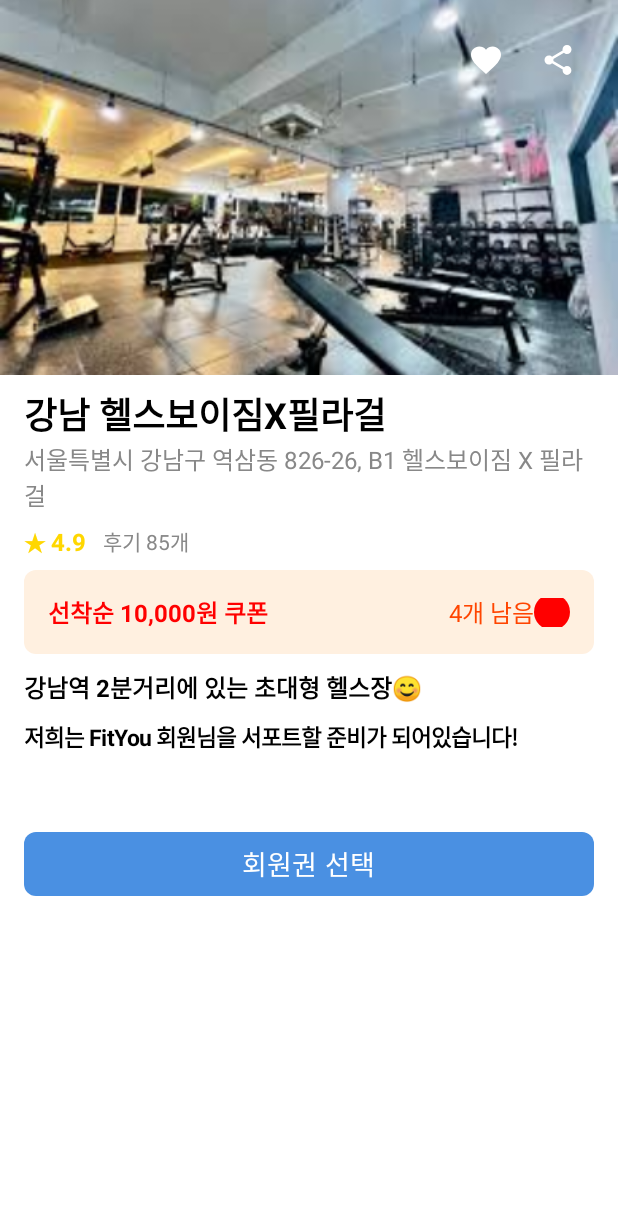
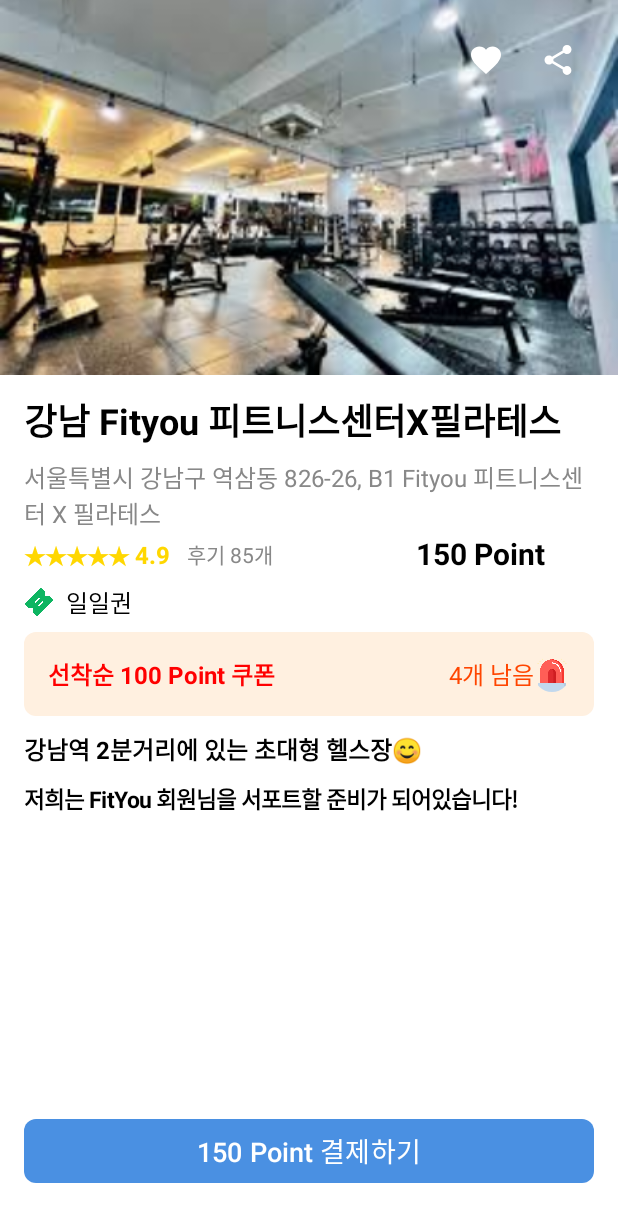
Before and after one commit to HWANGHEEWSUNG/GroupWare, an Android app built with Jetpack Compose: the @Preview function PreviewGymInfoScreen, on a phone screen of 412 x 824 dp. Shown: the top 1222 px of the screen. Run offline under Robolectric (Android 15) with nearby library versions, the phone set to English and light mode, and no system bars.

Commit message:
성다희 - GyminfoScreen Update & Preview adds

```diff
--- a/app/src/main/java/com/example/groupware/gymScreen/GyminfoScreen.kt
+++ b/app/src/main/java/com/example/groupware/gymScreen/GyminfoScreen.kt
@@ -1,5 +1,6 @@
 package com.example.groupware.gymScreen
 
+import androidx.annotation.Size
 import androidx.compose.foundation.Image
 import androidx.compose.foundation.background
 import androidx.compose.foundation.layout.Box
@@ -29,9 +30,9 @@ import androidx.compose.ui.graphics.Color
 import androidx.compose.ui.layout.ContentScale
 import androidx.compose.ui.res.painterResource
 import androidx.compose.ui.text.font.FontWeight
+import androidx.compose.ui.unit.sp
 import androidx.compose.ui.tooling.preview.Preview
 import androidx.compose.ui.unit.dp
-import androidx.compose.ui.unit.sp
 import androidx.navigation.NavController
 import androidx.navigation.compose.rememberNavController
 import com.example.groupware.R
@@ -75,26 +76,27 @@ fun GymInfoScreen(navController: NavController) {
                 }
             }
         }
-        Spacer(modifier = Modifier.height(8.dp))
+        Spacer(modifier = Modifier.height(12.dp))
         Text(
-            text = "강남 헬스보이짐X필라걸",
+            text = "강남 Fityou 피트니스센터X필라테스",
             fontSize = 24.sp,
             fontWeight = FontWeight.Bold,
             modifier = Modifier.padding(horizontal = 16.dp)
         )
+        Spacer(modifier = Modifier.height(8.dp))
         Text(
-            text = "서울특별시 강남구 역삼동 826-26, B1 헬스보이짐 X 필라걸",
+            text = "서울특별시 강남구 역삼동 826-26, B1 Fityou 피트니스센터 X 필라테스",
             fontSize = 16.sp,
             color = Color.Gray,
             modifier = Modifier.padding(horizontal = 16.dp)
         )
-        Spacer(modifier = Modifier.height(8.dp))
+        Spacer(modifier = Modifier.height(4.dp))
         Row(
             verticalAlignment = Alignment.CenterVertically,
             modifier = Modifier.padding(horizontal = 16.dp)
         ) {
             Text(
-                text = "★ 4.9",
+                text = "★★★★★ 4.9",
                 color = Color(0xFFFFD700),
                 fontWeight = FontWeight.Bold,
                 fontSize = 16.sp
@@ -104,13 +106,37 @@ fun GymInfoScreen(navController: NavController) {
                 color = Color.Gray,
                 modifier = Modifier.padding(start = 8.dp)
             )
-//            Text(
-//                text = "150 point",
-//                color = Color.Black,
-//                fontWeight = FontWeight.Bold,
-//                fontSize = 19.dp,
-//                modifier = Modifier.padding(start = 180.dp)
-//            )
+            Text(
+                text = "150 Point",
+                color = Color.Black,
+                fontWeight = FontWeight.Bold,
+                fontSize = 20.sp,
+                modifier = Modifier.padding(start = 95.dp)
+            )
+        }
+//여기 밑으로 수정중
+
+            Spacer(modifier = Modifier.height(8.dp))
+
+            Row(
+                verticalAlignment = Alignment.CenterVertically,
+                modifier = Modifier.padding(horizontal = 16.dp)
+            ) {
+
+                Image(
+                    painter = painterResource(id = R.drawable.ticket),
+                    contentDescription =  "일일권 왼쪽 Icon",
+                    modifier = Modifier
+                        .size(20.dp)
+                )
+
+                Text(
+                    text = "  일일권",
+                    color = Color.Black,
+//                    fontWeight = FontWeight.Bold,
+                    fontSize = 16.sp
+                )
+//여기 위로 수정중
 
         }
         Spacer(modifier = Modifier.height(8.dp))
@@ -120,6 +146,7 @@ fun GymInfoScreen(navController: NavController) {
                 .padding(horizontal = 16.dp),
             colors = CardDefaults.cardColors(Color(0xFFFFF0E0)),
             shape = RoundedCornerShape(8.dp)
+
         ) {
             Row(
                 modifier = Modifier
@@ -127,8 +154,9 @@ fun GymInfoScreen(navController: NavController) {
                     .padding(16.dp),
                 verticalAlignment = Alignment.CenterVertically
             ) {
+                Spacer(modifier = Modifier.height(8.dp))
                 Text(
-                    text = "선착순 10,000원 쿠폰",
+                    text = "선착순 100 Point 쿠폰",
                     color = Color.Red,
                     fontWeight = FontWeight.Bold,
                     fontSize = 16.sp
@@ -143,10 +171,9 @@ fun GymInfoScreen(navController: NavController) {
                     onClick = { /* Handle coupon download */ },
                     modifier = Modifier.size(24.dp)
                 ) {
-                    Icon(
-                        painter = painterResource(id = R.drawable.logo),
-                        contentDescription = "Download",
-                        tint = Color.Red
+                    Image(
+                        painter = painterResource(id = R.drawable.siren),
+                        contentDescription = "4개 남음 오른쪽 아이콘"
                     )
                 }
             }
@@ -168,7 +195,7 @@ fun GymInfoScreen(navController: NavController) {
             fontSize = 15.sp,
             modifier = Modifier.padding(horizontal = 16.dp)
         )
-        Spacer(modifier = Modifier.height(50.dp))
+        Spacer(modifier = Modifier.height(200.dp))
         Button(
             onClick = { /* Handle membership selection */ },
             colors = ButtonDefaults.buttonColors(containerColor = Color(0xFF4A90E2)),
@@ -178,7 +205,7 @@ fun GymInfoScreen(navController: NavController) {
                 .padding(horizontal = 16.dp)
         ) {
             Text(
-                text = "회원권 선택",
+                text = "150 Point 결제하기",
                 color = Color.White,
                 fontSize = 18.sp
             )
@@ -186,9 +213,8 @@ fun GymInfoScreen(navController: NavController) {
     }
 }
 
-
-@Preview(showBackground = true)
-@Composable
-fun PreviewGymInfoScreen() {
-    GymInfoScreen(navController = rememberNavController())
-}
+    @Preview(showBackground = true)
+    @Composable
+    fun PreviewGymInfoScreen() {
+        GymInfoScreen(navController = rememberNavController())
+    }
```
Also changed, not shown: app/src/main/res/drawable/siren.png (added), app/src/main/res/drawable/ticket.png (added).
